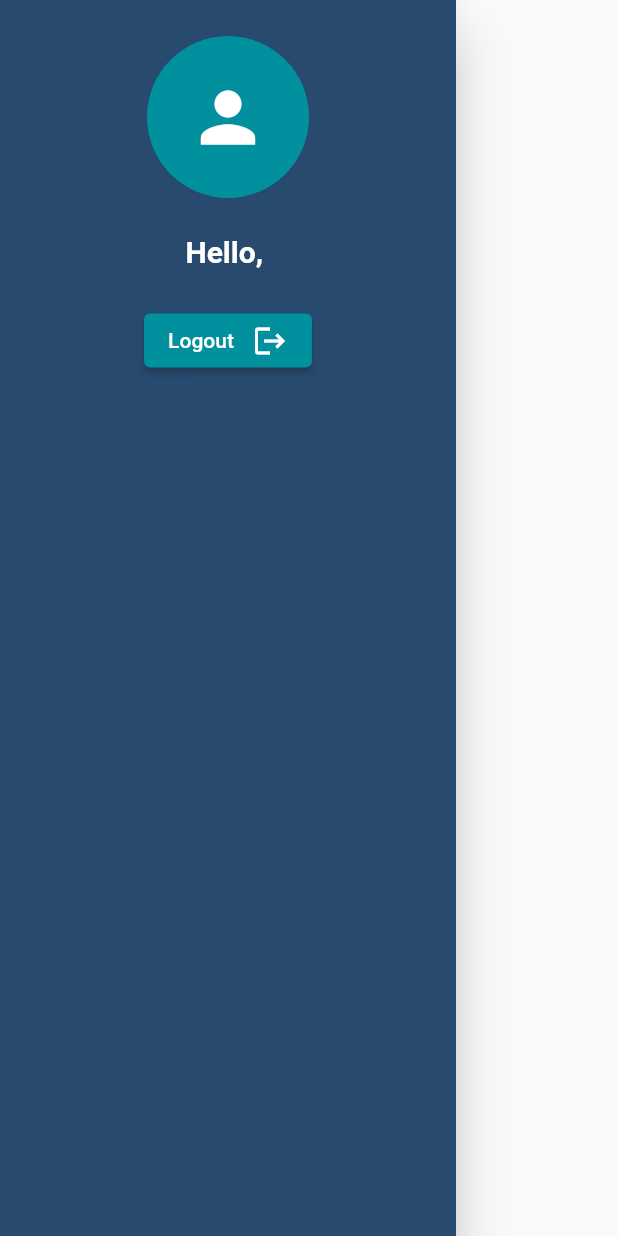
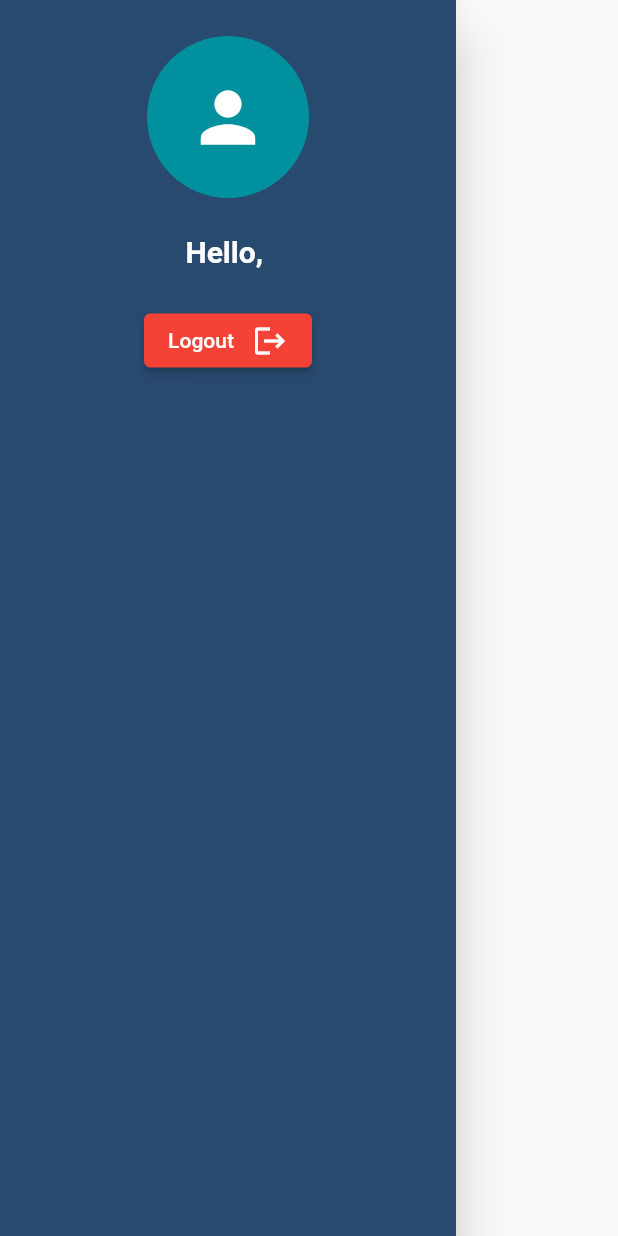
Before and after one commit to MauL08/SynapsisTest, a Flutter app: the DrawerPage widget shown alone on an empty page, opened directly, on a phone screen of 412 x 824 dp. Run offline on Flutter 3.47's test engine with Material 2 defaults, Android fonts, the phone set to English and light mode, and no system bars; our stand-ins replace device_info_plus, fl_chart, flutter_map, geolocator, get, latlong2 and 3 more; missing offline and left inert: battery_info; accounts and stored records are empty.

Commit message:
fix drawer style

```diff
--- a/lib/pages/drawer_page/drawer_page.dart
+++ b/lib/pages/drawer_page/drawer_page.dart
@@ -69,7 +69,7 @@ class _DrawerPageState extends State<DrawerPage> {
                 }), (route) => false);
               },
               style: ElevatedButton.styleFrom(
-                backgroundColor: primaryColor,
+                backgroundColor: Colors.red,
               ),
               child: Row(
                 mainAxisSize: MainAxisSize.min,
```
